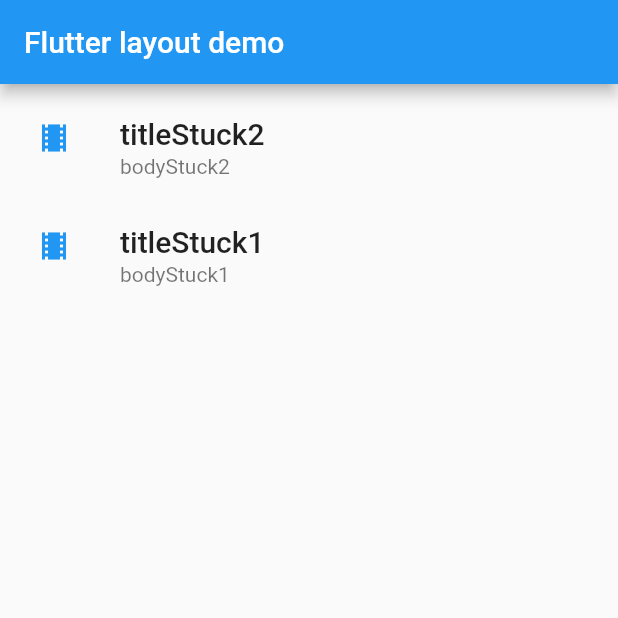
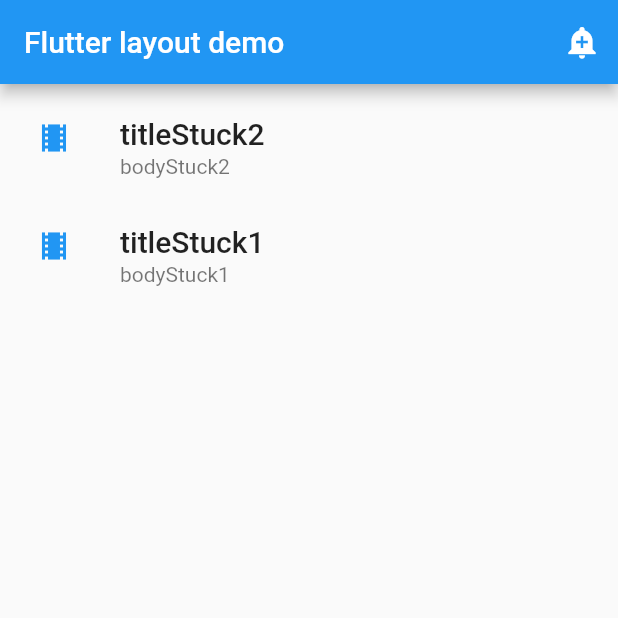
Before and after one commit to starwalker00/sorare-notif, a Flutter app: the screen it shows after launch, on a phone screen of 412 x 824 dp, the top half of it. Run offline on Flutter 3.47's test engine with Material 2 defaults, Android fonts, the phone set to English and light mode, and no system bars; our stand-ins replace firebase_core, firebase_messaging; accounts and stored records are empty.

Commit message:
copy token available

```diff
--- a/lib/main.dart
+++ b/lib/main.dart
@@ -1,5 +1,6 @@
 import 'package:firebase_core/firebase_core.dart';
 import 'package:flutter/material.dart';
+import 'package:flutter/services.dart';
 
 import 'firebase_options.dart';
 
@@ -34,6 +35,9 @@ class HomePage extends StatefulWidget {
 }
 
 class _HomePageState extends State<HomePage> {
+
+  String currentToken = "undefined";
+
   List<String> titleList = <String>['titleStuck2', 'titleStuck1'];
   List<String> bodyList = <String>['bodyStuck2', 'bodyStuck1'];
 
@@ -42,10 +46,13 @@ class _HomePageState extends State<HomePage> {
     final firebaseMessaging = FCM();
     firebaseMessaging.setNotifications();
 
+    firebaseMessaging.tokenCtlr.stream.listen(_changeToken);
     firebaseMessaging.listCtlr.stream.listen(_addItemToList);
 
     super.initState();
   }
+
+  _changeToken(String _token) => setState(() => currentToken = _token);
 
   void addItemToList(String _title, String _body){
     setState(() {
@@ -58,15 +65,22 @@ class _HomePageState extends State<HomePage> {
 
   @override
   Widget build(BuildContext context) {
-    return MaterialApp(
-      title: 'Flutter layout demo',
-      home: Scaffold(
+    return Scaffold(
         appBar: AppBar(
           title: const Text('Flutter layout demo'),
-        ),
-        body: Center(child:_buildList()),
-      ),
-    );
+          actions: <Widget>[
+            IconButton(
+              icon: const Icon(Icons.add_alert),
+              tooltip: 'Show Snackbar',
+              onPressed: () {
+                Clipboard.setData(ClipboardData(text: currentToken));
+                final snackBar = SnackBar(content: Text('Token copied.'));
+                ScaffoldMessenger.of(context).showSnackBar(snackBar);
+              },
+            )],
+          ),
+        body: Center(child:_buildList())
+      );
   }
 
   Widget _buildList() {
--- a/lib/notification.dart
+++ b/lib/notification.dart
@@ -24,6 +24,8 @@ class FCM {
 
   // Stream for link with main view
   final listCtlr = StreamController<List<String>>.broadcast();
+  // Stream for token with main view
+  final tokenCtlr = StreamController<String>.broadcast();
 
   setNotifications() {
     // When notification received when app is backgrounded
@@ -44,10 +46,15 @@ class FCM {
     );
     // With this token you can test it easily on your phone
     final token =
-        _firebaseMessaging.getToken().then((value) => print('Token: $value'));
+        _firebaseMessaging.getToken().then(
+          (value) {
+            print('Token: $value');
+            tokenCtlr.sink.add(value!);
+          });
   }
 
   dispose() {
     listCtlr.close();
+    tokenCtlr.close();
   }
 }
```
Also changed, not shown: 1 other file.
